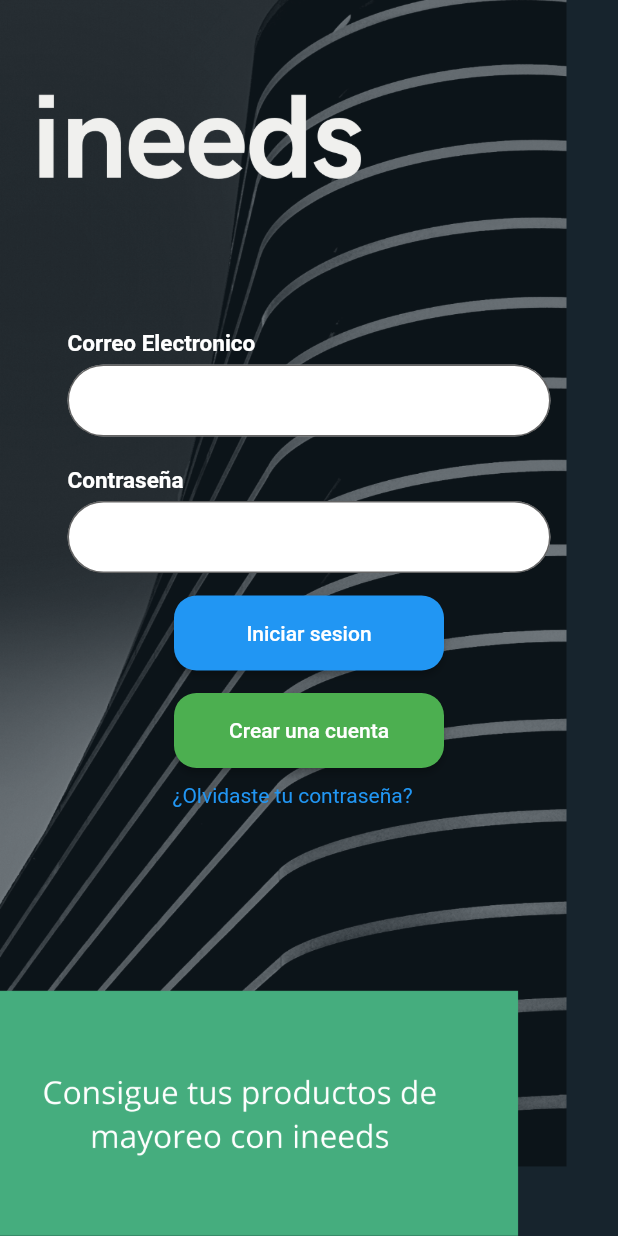
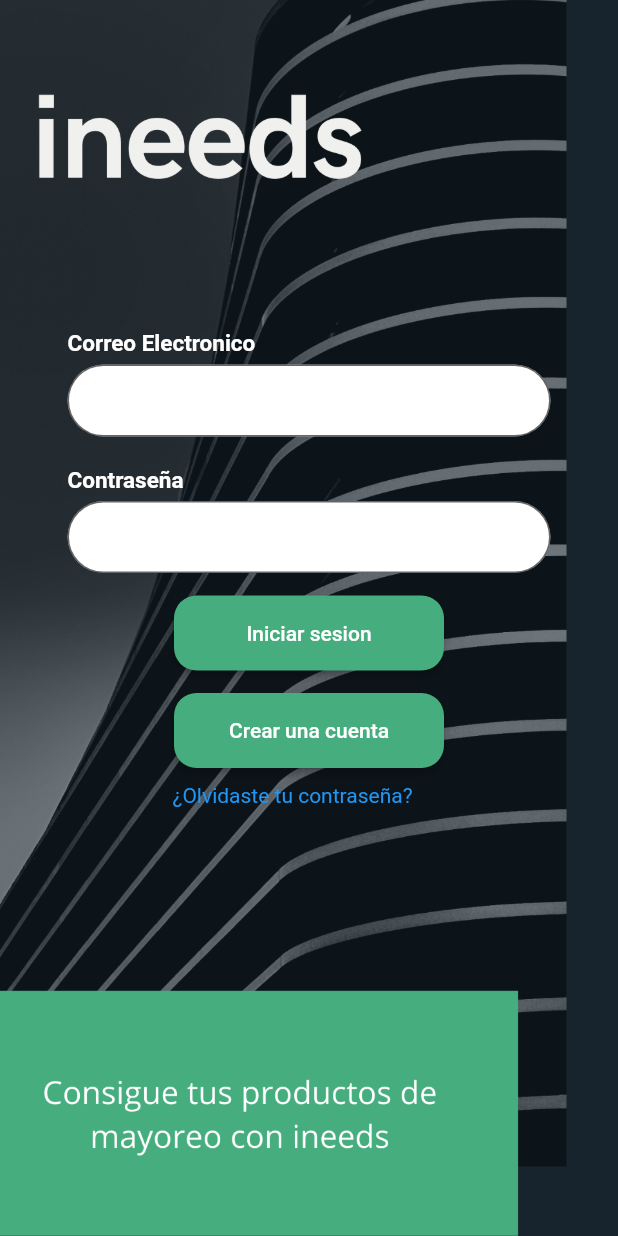
Before and after one commit to EnriqueGonz/ineedsFront, a Flutter app: the screen it shows after launch, on a phone screen of 412 x 824 dp. Run offline on Flutter 3.47's test engine with Material 2 defaults, Android fonts, the phone set to English and light mode, and no system bars.

Commit message:
color boton

```diff
--- a/lib/pages/Login.dart
+++ b/lib/pages/Login.dart
@@ -87,7 +87,7 @@ class _LoginState extends State<Login> {
                   child: RaisedButton(
                       child: Text("Iniciar sesion",
                           style: TextStyle(color: Colors.white, fontSize: 14.0)),
-                          color: Colors.blue,
+                          color: Color.fromRGBO(69, 173, 126, 100),
                           shape: new RoundedRectangleBorder(borderRadius: new BorderRadius.circular(15.0)),
                     onPressed: (){
                         print("Iniciar sesion");
@@ -104,7 +104,7 @@ class _LoginState extends State<Login> {
                   child: RaisedButton(
                       child: Text("Crear una cuenta",
                           style: TextStyle(color: Colors.white, fontSize: 14.0)),
-                          color: Colors.green,
+                          color: Color.fromRGBO(69, 173, 126, 100),
                           shape: new RoundedRectangleBorder(borderRadius: new BorderRadius.circular(15.0)),
                     onPressed: (){
                       print("Crear cuenta");
```
